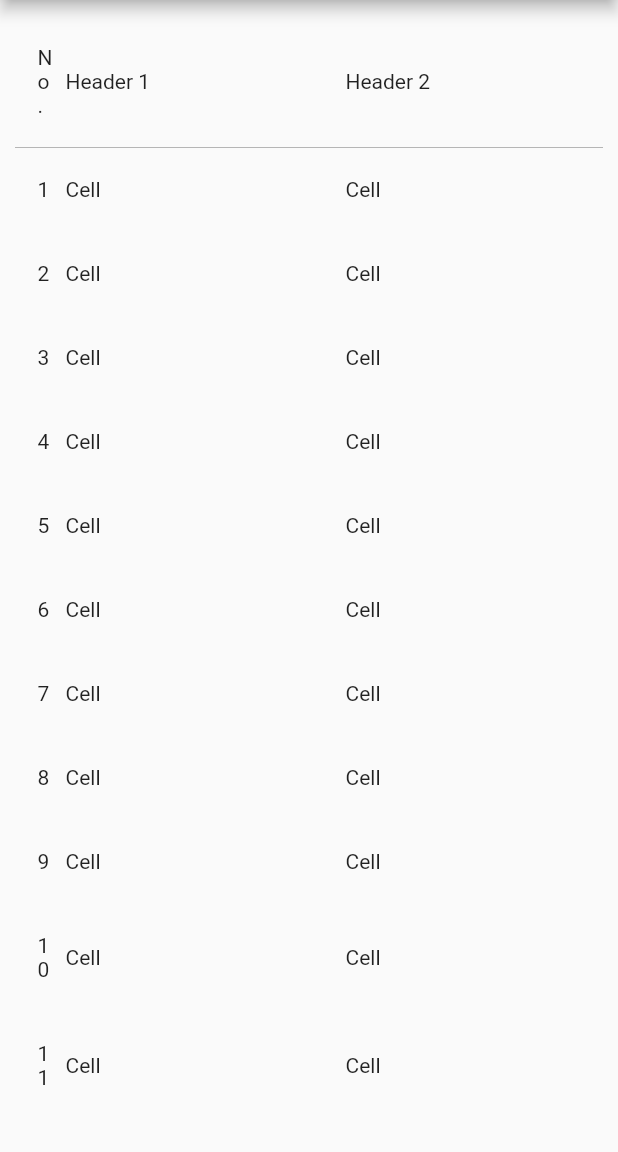
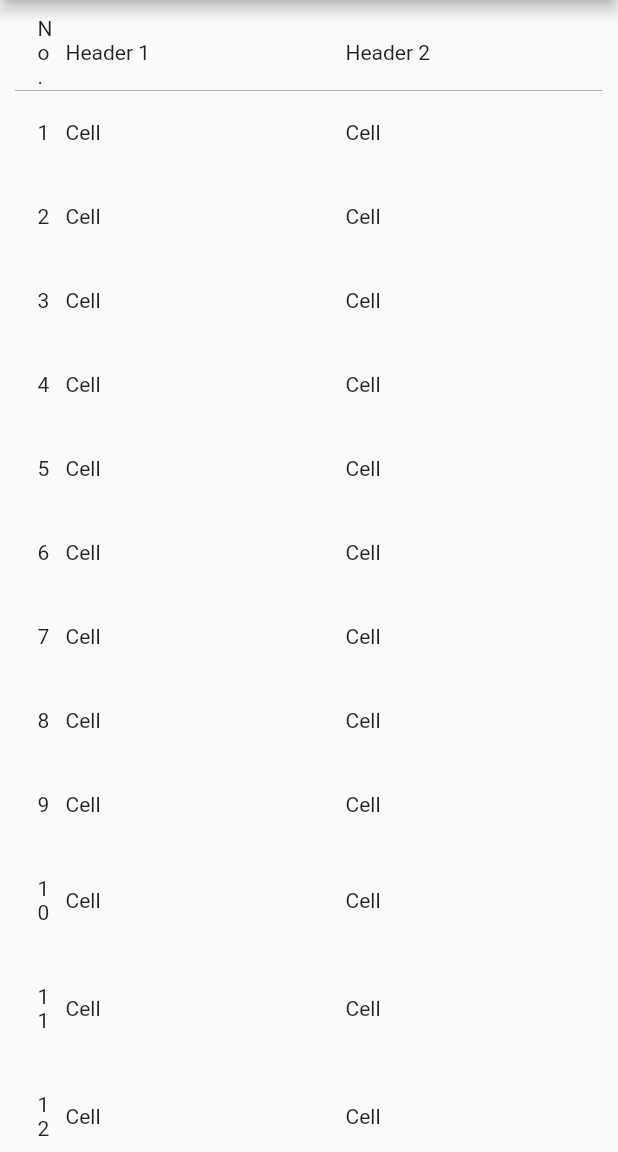
Before and after one commit to xiaoming857/flutter_custom_table, a Flutter app: the screen it shows after launch, on a phone screen of 412 x 824 dp, the part 84-1236 px from its top. Run offline on Flutter 3.47's test engine with Material 2 defaults, Android fonts, the phone set to English and light mode, and no system bars.

Commit message:
Replace header vertical padding with header height and adds header color

```diff
--- a/lib/src/flutter_custom_table.dart
+++ b/lib/src/flutter_custom_table.dart
@@ -5,6 +5,8 @@ import 'package:flutter/material.dart';
 /// A customizable table's column size with flex ratio.
 class FlutterCustomTable extends StatelessWidget {
   final List<TableHeaderCell> headers;
+  final Color headersColor;
+  final double headersHeight;
   final EdgeInsets margin;
   final List<TableBodyRow> rows;
 
@@ -12,6 +14,8 @@ class FlutterCustomTable extends StatelessWidget {
   FlutterCustomTable({
     Key key,
     @required this.headers,
+    this.headersColor = Colors.transparent,
+    this.headersHeight = 50.0,
     this.margin = const EdgeInsets.all(10.0),
     @required this.rows,
   }) : assert(headers != null && headers.isNotEmpty),
@@ -30,7 +34,11 @@ class FlutterCustomTable extends StatelessWidget {
       child: Column(
         children: [
           // Header
-          Row(children: headers),
+          Container(
+            color: this.headersColor,
+            height: this.headersHeight,
+            child: Row(
+              children: this.headers)),
 
 
           Divider(
@@ -60,25 +68,20 @@ class FlutterCustomTable extends StatelessWidget {
 class TableHeaderCell extends StatelessWidget {
   final Alignment alignment;
   final Widget content;
-  final double height;
   final double horizontalPadding;
   final int ratio;
-  final double verticalPadding;
 
 
   TableHeaderCell({
     Key key,
     this.alignment = Alignment.centerLeft,
     @required this.content,
-    this.height,
     this.horizontalPadding = 15.0,
     this.ratio = 1,
-    this.verticalPadding = 20.0,
   }) : assert(alignment != null),
         assert(content != null),
         assert(horizontalPadding != null && horizontalPadding >= 0),
         assert(ratio != null && ratio > 0),
-        assert(verticalPadding != null && verticalPadding >= 0),
         super(key: key);
 
   @override
@@ -88,8 +91,7 @@ class TableHeaderCell extends StatelessWidget {
       child: Container(
         alignment: this.alignment,
         child: this.content,
-        height: this.height,
-        padding: EdgeInsets.symmetric(horizontal: this.horizontalPadding, vertical: this.verticalPadding),
+        padding: EdgeInsets.symmetric(horizontal: this.horizontalPadding),
       ),
     );
   }
```
